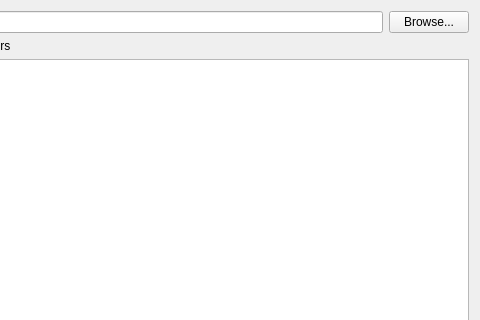
This is src/plugins/offline_editing/offline_editing_plugin_guibase.ui in qgis/QGIS as Qt 5 draws it before an edit; both pictures show x 110 to 590 and y 0 to 320 of the 590 by 570 pixel window. The edited form follows.
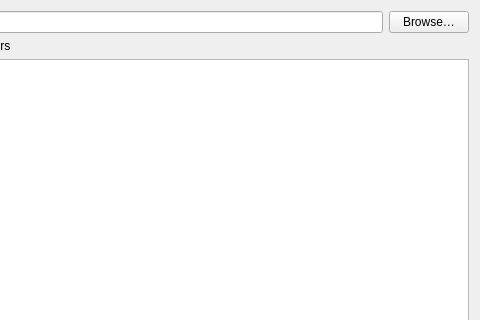
This is the edited form. Icons and pictures are not drawn. Custom widgets are drawn as their Qt base class.

What changed in the file:
```diff
--- a/src/plugins/offline_editing/offline_editing_plugin_guibase.ui
+++ b/src/plugins/offline_editing/offline_editing_plugin_guibase.ui
@@ -37,7 +37,7 @@
      <item>
       <widget class="QPushButton" name="mBrowseButton">
        <property name="text">
-        <string>Browse...</string>
+        <string>Browse…</string>
        </property>
       </widget>
      </item>
```
